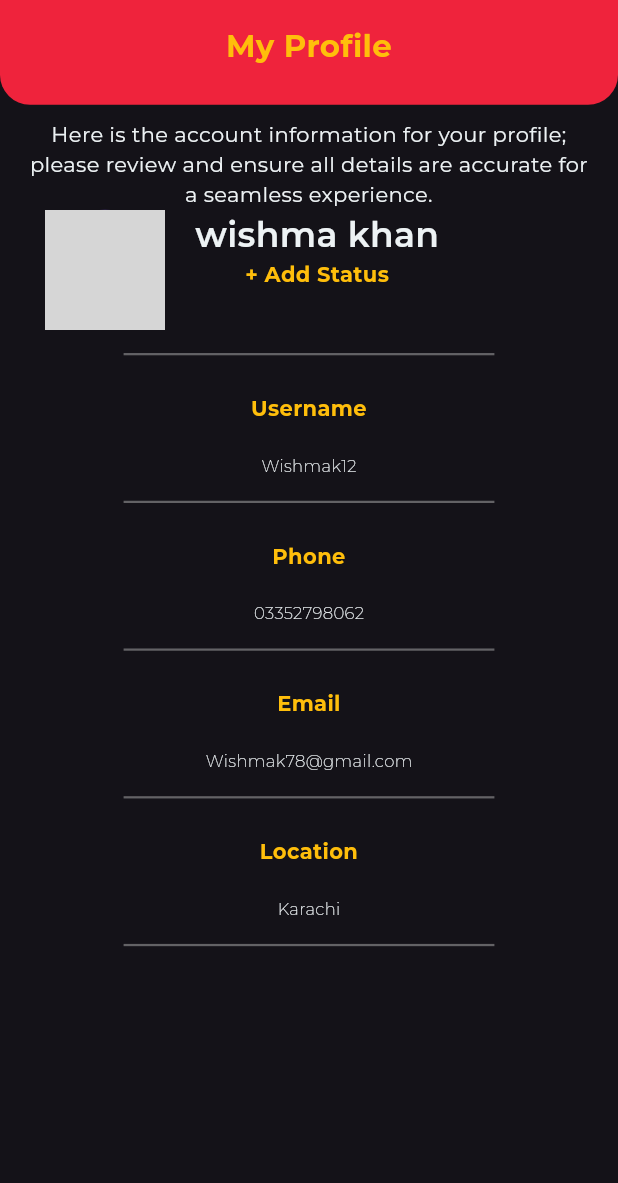
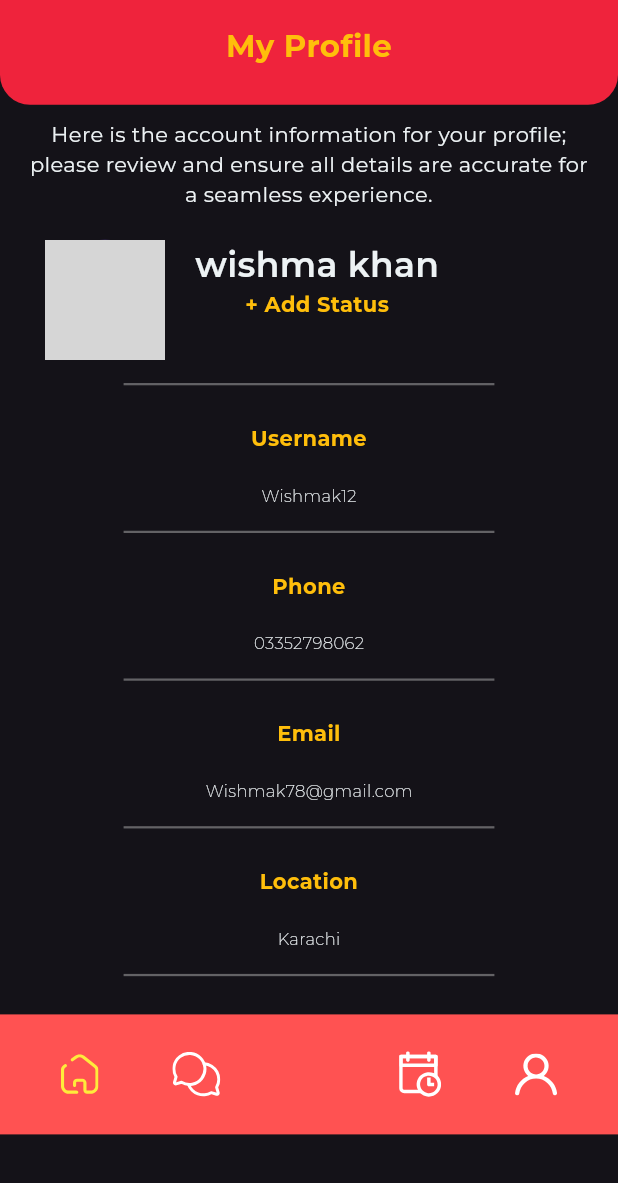
Before and after one commit to mubashir538/Taqreeb, a Flutter app: the AccountInfo1 screen opened directly, on a phone screen of 412 x 824 dp, the part 53-1236 px from its top. Run offline on Flutter 3.47's test engine with Material 3 defaults, Android fonts, the phone set to English and light mode, and no system bars; our stand-ins replace flutter_svg, google_fonts; network calls fail; grey boxes are pictures that could not be loaded.

Commit message:
Navbar changes

```diff
--- a/lib/Components/navbar.dart
+++ b/lib/Components/navbar.dart
@@ -1,60 +1,60 @@
-// // import 'package:flutter/material.dart';
-// // import 'package:flutter_svg/flutter_svg.dart';
-// // import 'package:taqreeb/theme/icons.dart';
+import 'package:flutter/material.dart';
+import 'package:flutter_svg/flutter_svg.dart';
+import 'package:taqreeb/theme/icons.dart';
 
-// // class Navbar extends StatefulWidget {
-// //   const Navbar({super.key});
+class Navbar extends StatefulWidget {
+  const Navbar({super.key});
 
-// //   @override
-// //   State<Navbar> createState() => _NavbarState();
-// // }
+  @override
+  State<Navbar> createState() => _NavbarState();
+}
 
-// // class _NavbarState extends State<Navbar> {
-// //   int _selectedIndex = 0;
+class _NavbarState extends State<Navbar> {
+  int _selectedIndex = 0;
 
-// //   void _onItemTapped(int index) {
-// //     setState(() {
-// //       _selectedIndex = index;
-// //     });
-// //   }
+  void _onItemTapped(int index) {
+    setState(() {
+      _selectedIndex = index;
+    });
+  }
 
-//   @override
-//   Widget build(BuildContext context) {
-//     double screenWidth = MediaQuery.of(context).size.width;
-//     double screenHeight = MediaQuery.of(context).size.height;
-//     double maximumThing =
-//         screenWidth > screenHeight ? screenWidth : screenHeight;
+  @override
+  Widget build(BuildContext context) {
+    double screenWidth = MediaQuery.of(context).size.width;
+    double screenHeight = MediaQuery.of(context).size.height;
+    double maximumThing =
+        screenWidth > screenHeight ? screenWidth : screenHeight;
 
-//     return BottomAppBar(
-//       color: Colors.redAccent,
-//       shape: CircularNotchedRectangle(),
-//       notchMargin: maximumThing * 0.01,
-//       child: Row(
-//         mainAxisAlignment: MainAxisAlignment.spaceAround,
-//         children: <Widget>[
-//           InkWell(
-//             child: SvgPicture.asset(MyIcons.home,
-//                 color: _selectedIndex == 0 ? Colors.yellow : Colors.white),
-//             onTap: () => _onItemTapped(0),
-//           ),
-//           InkWell(
-//             onTap: () => _onItemTapped(1),
-//             child: SvgPicture.asset(MyIcons.chats,
-//                 color: _selectedIndex == 1 ? Colors.yellow : Colors.white),
-//           ),
-//           SizedBox(width: screenWidth * 0.05),
-//           InkWell(
-//             child: SvgPicture.asset(MyIcons.events,
-//                 color: _selectedIndex == 2 ? Colors.yellow : Colors.white),
-//             onTap: () => _onItemTapped(2),
-//           ),
-//           InkWell(
-//             child: SvgPicture.asset(MyIcons.profile,
-//                 color: _selectedIndex == 3 ? Colors.yellow : Colors.white),
-//             onTap: () => _onItemTapped(3),
-//           ),
-//         ],
-//       ),
-//     );
-//   }
-// }
+    return BottomAppBar(
+      color: Colors.redAccent,
+      shape: CircularNotchedRectangle(),
+      notchMargin: maximumThing * 0.01,
+      child: Row(
+        mainAxisAlignment: MainAxisAlignment.spaceAround,
+        children: <Widget>[
+          InkWell(
+            child: SvgPicture.asset(MyIcons.home,
+                color: _selectedIndex == 0 ? Colors.yellow : Colors.white),
+            onTap: () => _onItemTapped(0),
+          ),
+          InkWell(
+            onTap: () => _onItemTapped(1),
+            child: SvgPicture.asset(MyIcons.chats,
+                color: _selectedIndex == 1 ? Colors.yellow : Colors.white),
+          ),
+          SizedBox(width: screenWidth * 0.05),
+          InkWell(
+            child: SvgPicture.asset(MyIcons.events,
+                color: _selectedIndex == 2 ? Colors.yellow : Colors.white),
+            onTap: () => _onItemTapped(2),
+          ),
+          InkWell(
+            child: SvgPicture.asset(MyIcons.profile,
+                color: _selectedIndex == 3 ? Colors.yellow : Colors.white),
+            onTap: () => _onItemTapped(3),
+          ),
+        ],
+      ),
+    );
+  }
+}
--- a/lib/Screens/AccountInfo1.dart
+++ b/lib/Screens/AccountInfo1.dart
@@ -1,10 +1,8 @@
 import 'package:flutter/material.dart';
 import 'package:google_fonts/google_fonts.dart';
-import 'package:taqreeb/Components/Colored%20Button.dart';
-import 'package:taqreeb/Components/ProductCard.dart';
-import 'package:taqreeb/Components/category_icon.dart';
 import 'package:taqreeb/Components/header.dart';
 import 'package:taqreeb/Components/my%20divider.dart';
+import 'package:taqreeb/Components/navbar.dart';
 import 'package:taqreeb/theme/color.dart';
 import 'package:taqreeb/theme/icons.dart';
 import 'package:taqreeb/theme/images.dart';
@@ -37,7 +35,9 @@ class AccountInfo1 extends StatelessWidget {
               style: GoogleFonts.montserrat(
                   fontSize: 14,
                   fontWeight: FontWeight.w400,
-                  color: MyColors.white)),
+                  color: MyColors.white)
+                  ),
+                  SizedBox(height: 20,),
 
           //Circle Avatar
           Row(crossAxisAlignment: CrossAxisAlignment.start,
@@ -211,12 +211,10 @@ class AccountInfo1 extends StatelessWidget {
             MyDivider(width: screenWidth* 0.6),
             const SizedBox(height: 10),
 
-
-            //Navbar
-
-
+            Navbar(),
             ]
             ),
+
         ),
         )
       );
--- a/lib/main.dart
+++ b/lib/main.dart
@@ -1,5 +1,6 @@
 import 'package:flutter/material.dart';
 import 'package:taqreeb/Screens/AccountInfo1.dart';
+import 'package:taqreeb/Screens/AccountInfo2.dart';
 import 'package:taqreeb/Screens/Event%20Details.dart';
 import 'package:taqreeb/Screens/View%20Function.dart';
 import 'package:taqreeb/Screens/Home/Home.dart';
@@ -15,7 +16,7 @@ class MainApp extends StatelessWidget {
   @override
   Widget build(BuildContext context) {
     return MaterialApp(
-      home: AccountInfo1(),
+      home: AccountInfo2(),
       theme: ThemeData.dark(
         useMaterial3: true,
       ),
```
Also changed, not shown: lib/Screens/AccountInfo2.dart (added, +79 -0 lines).
